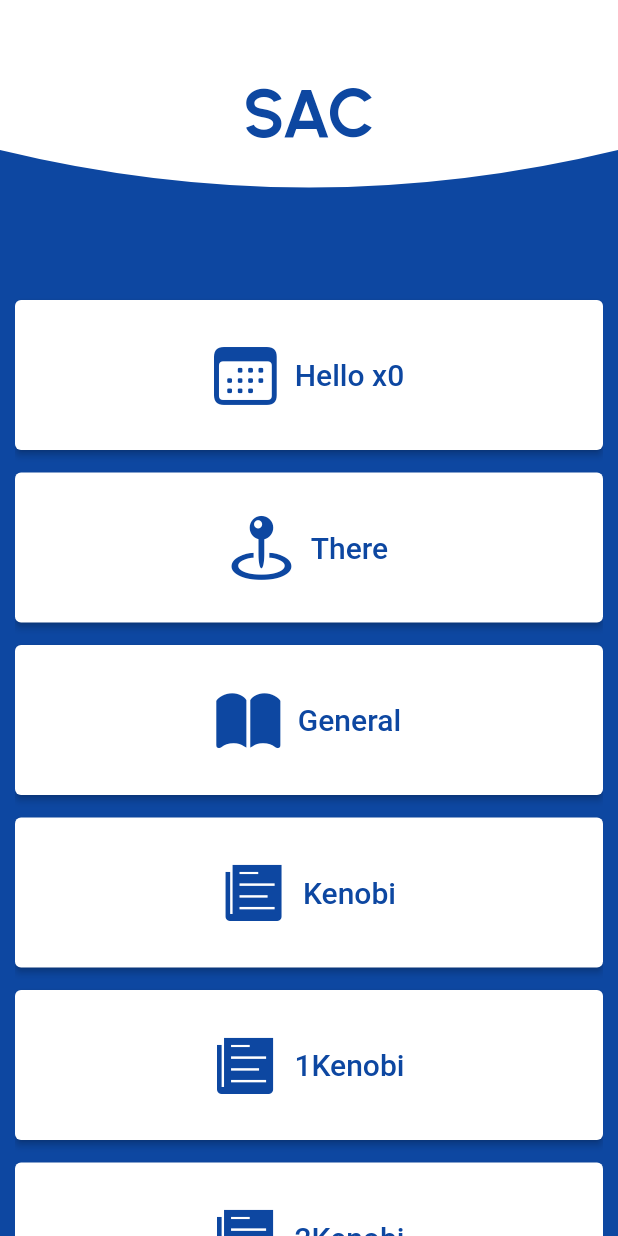
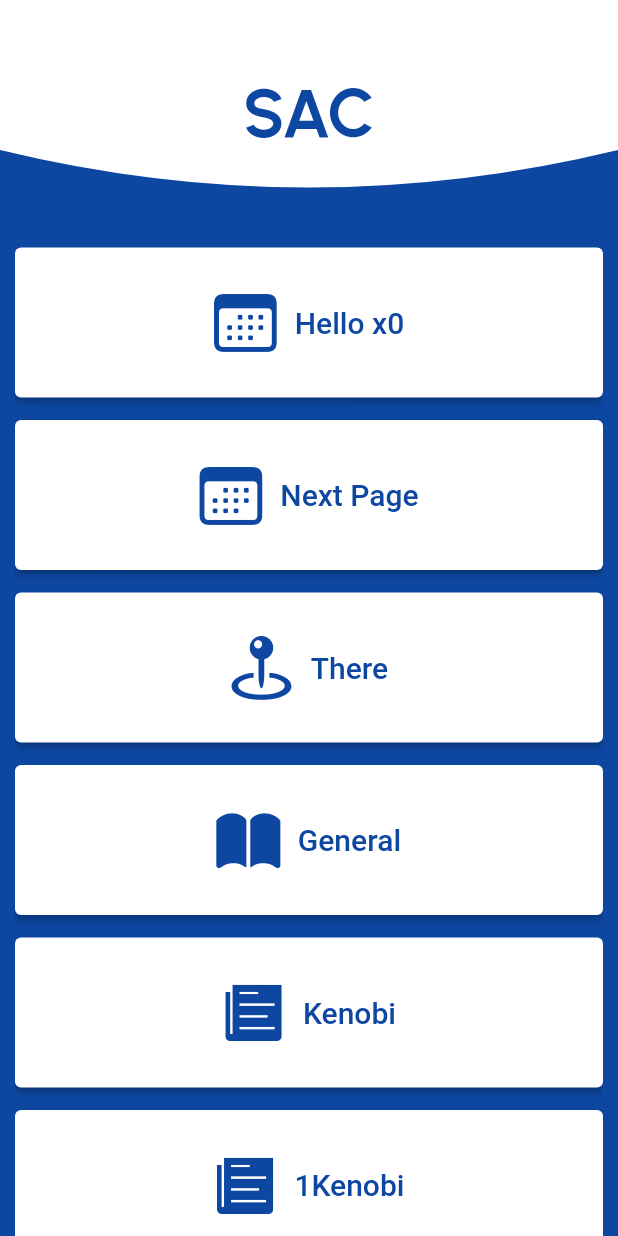
Before and after one commit to alec-grace/undefined_application, a Flutter app: the screen it shows after launch, on a phone screen of 412 x 824 dp. Run offline on Flutter 3.47's test engine with Material 2 defaults, Android fonts, the phone set to English and light mode, and no system bars; Roboto replaces fonts that are missing (Urbana).

Commit message:
Created second page that shows up when you click on a button, also added blue shading when clicking white buttons

```diff
--- a/lib/main.dart
+++ b/lib/main.dart
@@ -7,9 +7,43 @@ void main() => runApp(MaterialApp(
   home: OpenPage(),
 ));
 
+Widget listItem(IconData icon, String titleText) {
+  return ElevatedButton.icon(
+    icon: Container(
+        alignment: Alignment.center,
+        child: Icon(
+          icon,
+          size: 50,
+          color: Colors.blue[900],
+        )
+    ),
+    onPressed: (){},
+    label:
+    Text(
+      titleText,
+      style: TextStyle(
+        fontFamily: 'Urbana',
+        color: Colors.blue[900],
+        fontSize: 20,
+      ),
+    ),
+    style:
+    ElevatedButton.styleFrom(
+      minimumSize: const Size(375.0, 100.0),
+      primary: Colors.white,
+      onPrimary: Colors.blue[900],
+    ),
+  );
+}
+
 class OpenPage extends StatefulWidget {
   @override
   State<OpenPage> createState() => _OpenPageState();
+}
+
+class SecondPage extends StatefulWidget{
+  @override
+  State<SecondPage> createState() => _SecondPageState();
 }
 
 class _OpenPageState extends State<OpenPage> {
@@ -18,14 +52,10 @@ class _OpenPageState extends State<OpenPage> {
 
   @override
   Widget build(BuildContext context) {
-    /**
-     * Widget tree to return
-     **/
+    ///Widget tree to return
     return Scaffold(
 
-    /***************************************************************************
-     *  BEGIN APP BAR
-     **************************************************************************/
+    ///BEGIN APP BAR
     appBar:
       AppBar(
         toolbarHeight: 150,
@@ -51,9 +81,9 @@ class _OpenPageState extends State<OpenPage> {
           ),
         ),
       ),
-    /***************************************************************************
-     * END APP BAR
-     ************************************************************************/
+    ///END APP BAR
+      ///
+    ///BEGIN HOME PAGE
     backgroundColor: Colors.blue[900],
     body:
       Padding(
@@ -64,7 +94,7 @@ class _OpenPageState extends State<OpenPage> {
           mainAxisAlignment: MainAxisAlignment.start,
           crossAxisAlignment: CrossAxisAlignment.stretch,
           children: <Widget> [
-            SizedBox(height: 50.0),
+            SizedBox(height: 15.0),
             ElevatedButton.icon(
               onPressed: () {
                 setState(() {
@@ -92,8 +122,104 @@ class _OpenPageState extends State<OpenPage> {
                   ElevatedButton.styleFrom(
                     minimumSize: const Size(375.0, 100.0),
                     primary: Colors.white,
+                    onPrimary: Colors.blue[900],
                   ),
+            ),
+            SizedBox(height: 15.0),
+            ElevatedButton.icon(
+              onPressed: () {
+                Navigator.push(
+                  context,
+                  MaterialPageRoute(builder: (context) => SecondPage())
+                );
+              },
+              icon: Container(
+                  alignment: Alignment.topLeft,
+                  child: Icon(
+                    CupertinoIcons.calendar,
+                    size: 50,
+                    color: Colors.blue[900],
+                  )
+              ),
+              label:
+              Text(
+                'Next Page',
+                style: TextStyle(
+                    fontFamily: 'Urbana',
+                    color: Colors.blue[900],
+                    fontSize: 20
+                ),
+              ),
+              style:
+              ElevatedButton.styleFrom(
+                minimumSize: const Size(375.0, 100.0),
+                primary: Colors.white,
+                onPrimary: Colors.blue[900],
+              ),
+            ),
+            SizedBox(height: 15.0),
+            listItem(CupertinoIcons.map_pin_ellipse, "There"),
+            SizedBox(height: 15.0),
+            listItem(CupertinoIcons.book_fill, "General"),
+            SizedBox(height: 15.0),
+            listItem(CupertinoIcons.news_solid, "Kenobi"),
+            SizedBox(height: 15.0),
+            listItem(CupertinoIcons.news_solid, "1Kenobi"),
+            SizedBox(height: 15.0),
+            listItem(CupertinoIcons.news_solid, "2Kenobi"),
+            SizedBox(height: 15.0),
+            listItem(CupertinoIcons.news_solid, "New Guy"),
+            SizedBox(height: 15.0),
+          ]
+        ),
+      ),
+      )
+    ///END HOME PAGE
+      ///
 
+    );
+  }
+}
+
+class _SecondPageState extends State<SecondPage> {
+
+  @override
+  Widget build(BuildContext context) {
+    return Scaffold(
+      backgroundColor: Colors.blue[900],
+      body:
+        Row (
+          mainAxisAlignment: MainAxisAlignment.spaceAround,
+          children: <Widget> [
+            Column(
+              mainAxisAlignment: MainAxisAlignment.start,
+              children: <Widget> [
+                SizedBox(height: 40,),
+                ElevatedButton.icon(
+                  onPressed: (){
+                    Navigator.pop(context);
+                  },
+                  icon: Container(
+                    alignment: Alignment.topLeft,
+                    child: Icon(
+                      CupertinoIcons.calendar,
+                      size: 50,
+                      color: Colors.blue[900],
+                    )
+                  ),
+                  label: Text(
+                    'GO BACK',
+                    style: TextStyle(
+                      fontFamily: 'Urbana',
+                      color: Colors.blue[900],
+                      fontSize: 20
+                    ),
+                  ),
+                  style: ElevatedButton.styleFrom(
+                    minimumSize: const Size(190.0, 120.0),
+                    primary: Colors.white,
+                    onPrimary: Colors.blue[900],
+                  ),
                 ),
               SizedBox(height: 15.0),
               ElevatedButton.icon(
@@ -106,8 +232,37 @@ class _OpenPageState extends State<OpenPage> {
                   )
                 ),
                 onPressed: (){},
-              label:
-                Text(
+                label: Text(
+                  'General',
+                  style: TextStyle(
+                    fontFamily: 'Urbana',
+                    color: Colors.blue[900],
+                    fontSize: 20,
+                  ),
+                ),
+              style: ElevatedButton.styleFrom(
+                minimumSize: const Size(190.0, 120.0),
+                primary: Colors.white,
+                onPrimary: Colors.blue[900],
+                ),
+              ),
+            ]
+          ),
+          Column(
+            mainAxisAlignment: MainAxisAlignment.start,
+            children: [
+              SizedBox(height: 40,),
+              ElevatedButton.icon(
+                icon: Container(
+                  alignment: Alignment.center,
+                  child: Icon(
+                    CupertinoIcons.news_solid,
+                    size: 50,
+                    color: Colors.blue[900],
+                  )
+                ),
+                onPressed: (){},
+                label: Text(
                   'There',
                   style: TextStyle(
                     fontFamily: 'Urbana',
@@ -115,44 +270,18 @@ class _OpenPageState extends State<OpenPage> {
                     fontSize: 20,
                   ),
                 ),
-              style:
-                ElevatedButton.styleFrom(
-                  minimumSize: const Size(375.0, 100.0),
+              style: ElevatedButton.styleFrom(
+                minimumSize: const Size(190.0, 120.0),
                 primary: Colors.white,
+                onPrimary: Colors.blue[900],
                 ),
               ),
-            SizedBox(height: 15.0),
+            SizedBox(height: 15.0,),
             ElevatedButton.icon(
               icon: Container(
                 alignment: Alignment.center,
                 child: Icon(
-                    CupertinoIcons.book_fill,
-                    size: 50,
-                    color: Colors.blue[900],
-                  )
-              ),
-              onPressed: (){},
-              label:
-              Text(
-                'General',
-                style: TextStyle(
-                  fontFamily: 'Urbana',
-                  color: Colors.blue[900],
-                  fontSize: 20,
-                ),
-              ),
-              style:
-              ElevatedButton.styleFrom(
-                minimumSize: const Size(375.0, 100.0),
-                primary: Colors.white,
-              ),
-            ),
-            SizedBox(height: 15.0),
-            ElevatedButton.icon(
-              icon: Container(
-                  alignment: Alignment.center,
-                  child: Icon(
-                    CupertinoIcons.news_solid,
+                  CupertinoIcons.book,
                   size: 50,
                   color: Colors.blue[900],
                   )
@@ -167,222 +296,18 @@ class _OpenPageState extends State<OpenPage> {
                   fontSize: 20,
                 ),
               ),
-              style:
-              ElevatedButton.styleFrom(
-                minimumSize: const Size(375.0, 100.0),
+              style: ElevatedButton.styleFrom(
+                minimumSize: const Size(190.0, 120.0),
                 primary: Colors.white,
+                onPrimary: Colors.blue[900],
               ),
             ),
-            SizedBox(height: 15.0),
-            ElevatedButton.icon(
-              icon: Container(
-                  alignment: Alignment.center,
-                  child: Icon(
-                    CupertinoIcons.news_solid,
-                    size: 50,
-                    color: Colors.blue[900],
+          ],
         )
-              ),
-              onPressed: (){},
-              label:
-              Text(
-                '1Kenobi',
-                style: TextStyle(
-                  fontFamily: 'Urbana',
-                  color: Colors.blue[900],
-                  fontSize: 20,
-                ),
-              ),
-              style:
-              ElevatedButton.styleFrom(
-                minimumSize: const Size(375.0, 100.0),
-                primary: Colors.white,
-              ),
-            ),
-            SizedBox(height: 15.0),
-            ElevatedButton.icon(
-              icon: Container(
-                  alignment: Alignment.center,
-                  child: Icon(
-                    CupertinoIcons.news_solid,
-                    size: 50,
-                    color: Colors.blue[900],
-                  )
-              ),
-              onPressed: (){},
-              label:
-              Text(
-                '2Kenobi',
-                style: TextStyle(
-                  fontFamily: 'Urbana',
-                  color: Colors.blue[900],
-                  fontSize: 20,
-                ),
-              ),
-              style:
-              ElevatedButton.styleFrom(
-                minimumSize: const Size(375.0, 100.0),
-                primary: Colors.white,
-              ),
-            ),
-            SizedBox(height: 15.0),
-            ElevatedButton.icon(
-              icon: Container(
-                  alignment: Alignment.center,
-                  child: Icon(
-                    CupertinoIcons.news_solid,
-                    size: 50,
-                    color: Colors.blue[900],
-                  )
-              ),
-              onPressed: (){},
-              label:
-              Text(
-                '3Kenobi',
-                style: TextStyle(
-                  fontFamily: 'Urbana',
-                  color: Colors.blue[900],
-                  fontSize: 20,
-                ),
-              ),
-              style:
-              ElevatedButton.styleFrom(
-                minimumSize: const Size(375.0, 100.0),
-                primary: Colors.white,
-              ),
-            ),
-            SizedBox(height: 15),
       ]
       ),
-      ),
-      )
-      /***********************************
-       * Second page - two column example
-       **********************************/
-    // body:
-    //   Row (
-    //     mainAxisAlignment: MainAxisAlignment.spaceAround,
-    //     children: <Widget> [
-    //       Column(
-    //         mainAxisAlignment: MainAxisAlignment.start,
-    //         children: <Widget> [
-    //           SizedBox(height: 40,),
-    //           ElevatedButton.icon(
-    //               onPressed: (){},
-    //               icon: Container(
-    //                   alignment: Alignment.topLeft,
-    //                   child: Icon(
-    //                     CupertinoIcons.calendar,
-    //                     size: 50,
-    //                     color: Colors.blue[900],
-    //                   )
-    //               ),
-    //               label:
-    //                 Text(
-    //                   'Hello',
-    //                   style: TextStyle(
-    //                     fontFamily: 'Urbana',
-    //                     color: Colors.blue[900],
-    //                     fontSize: 20
-    //                   ),
-    //                 ),
-    //               style:
-    //                 ElevatedButton.styleFrom(
-    //                   minimumSize: const Size(190.0, 120.0),
-    //                   primary: Colors.white60,
-    //                 ),
-    //
-    //           ),
-    //           SizedBox(height: 15.0),
-    //           ElevatedButton.icon(
-    //               icon: Container(
-    //                   alignment: Alignment.center,
-    //                   child: Icon(
-    //                     CupertinoIcons.map_pin_ellipse,
-    //                     size: 50,
-    //                     color: Colors.blue[900],
-    //                   )
-    //               ),
-    //               onPressed: (){},
-    //               label:
-    //               Text(
-    //                 'General',
-    //                 style: TextStyle(
-    //                   fontFamily: 'Urbana',
-    //                   color: Colors.blue[900],
-    //                   fontSize: 20,
-    //                 ),
-    //               ),
-    //             style:
-    //             ElevatedButton.styleFrom(
-    //               minimumSize: const Size(190.0, 120.0),
-    //               primary: Colors.white60,
-    //             ),
-    //           ),
-    //         ]
-    //       ),
-    //       Column(
-    //         mainAxisAlignment: MainAxisAlignment.start,
-    //         children: [
-    //           SizedBox(height: 40,),
-    //           ElevatedButton.icon(
-    //             icon: Container(
-    //               alignment: Alignment.center,
-    //               child: Icon(
-    //                 CupertinoIcons.news_solid,
-    //                 size: 50,
-    //                 color: Colors.blue[900],
-    //               )
-    //             ),
-    //             onPressed: (){},
-    //             label:
-    //                 Text(
-    //                   'There',
-    //                   style: TextStyle(
-    //                     fontFamily: 'Urbana',
-    //                     color: Colors.blue[900],
-    //                     fontSize: 20,
-    //                   ),
-    //                 ),
-    //             style:
-    //             ElevatedButton.styleFrom(
-    //               minimumSize: const Size(190.0, 120.0),
-    //               primary: Colors.white60,
-    //             ),
-    //           ),
-    //           SizedBox(height: 15.0,),
-    //           ElevatedButton.icon(
-    //               icon: Container(
-    //                   alignment: Alignment.center,
-    //                   child: Icon(
-    //                     CupertinoIcons.book,
-    //                     size: 50,
-    //                     color: Colors.blue[900],
-    //                   )
-    //               ),
-    //               onPressed: (){},
-    //               label:
-    //               Text(
-    //                 'Kenobi',
-    //                 style: TextStyle(
-    //                   fontFamily: 'Urbana',
-    //                   color: Colors.blue[900],
-    //                   fontSize: 20,
-    //                 ),
-    //               ),
-    //             style:
-    //             ElevatedButton.styleFrom(
-    //               minimumSize: const Size(190.0, 120.0),
-    //               primary: Colors.white60,
-    //             ),
-    //           ),
-    //         ],
-    //       )
-    //    ]
-    //  ),
-      /***************************************
-       * End second page - two column example
-       **************************************/
     );
+    ///END SECOND PAGE
+    ///
   }
 }
```
Lines whose indentation alone changed are shown as unchanged.
